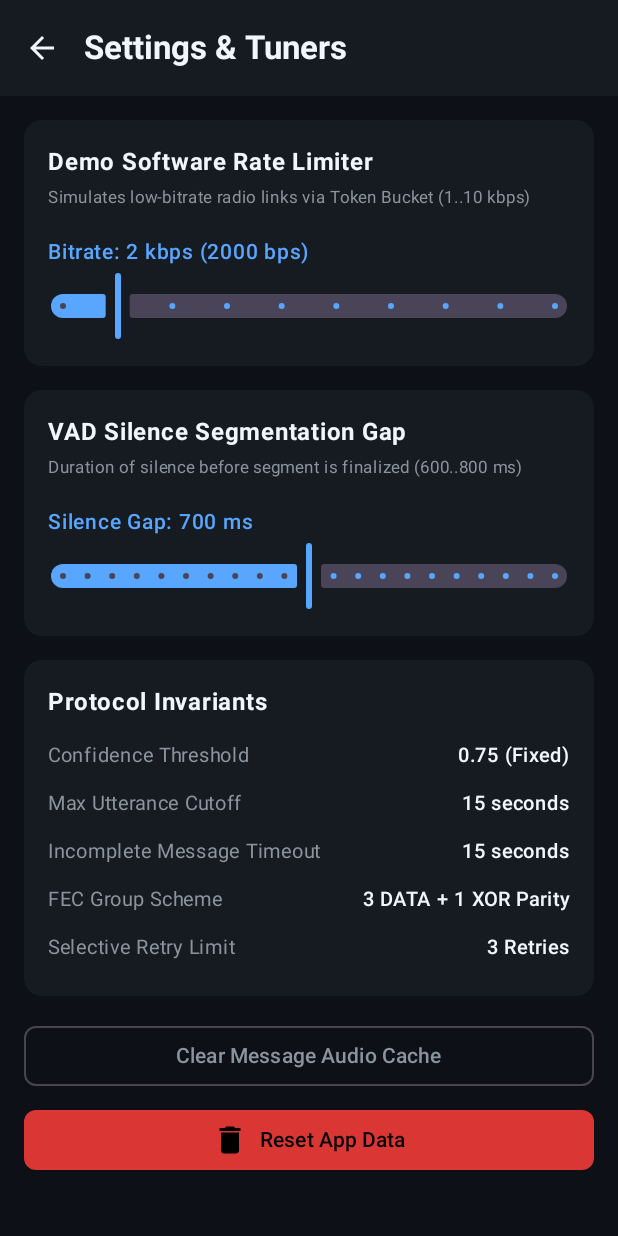
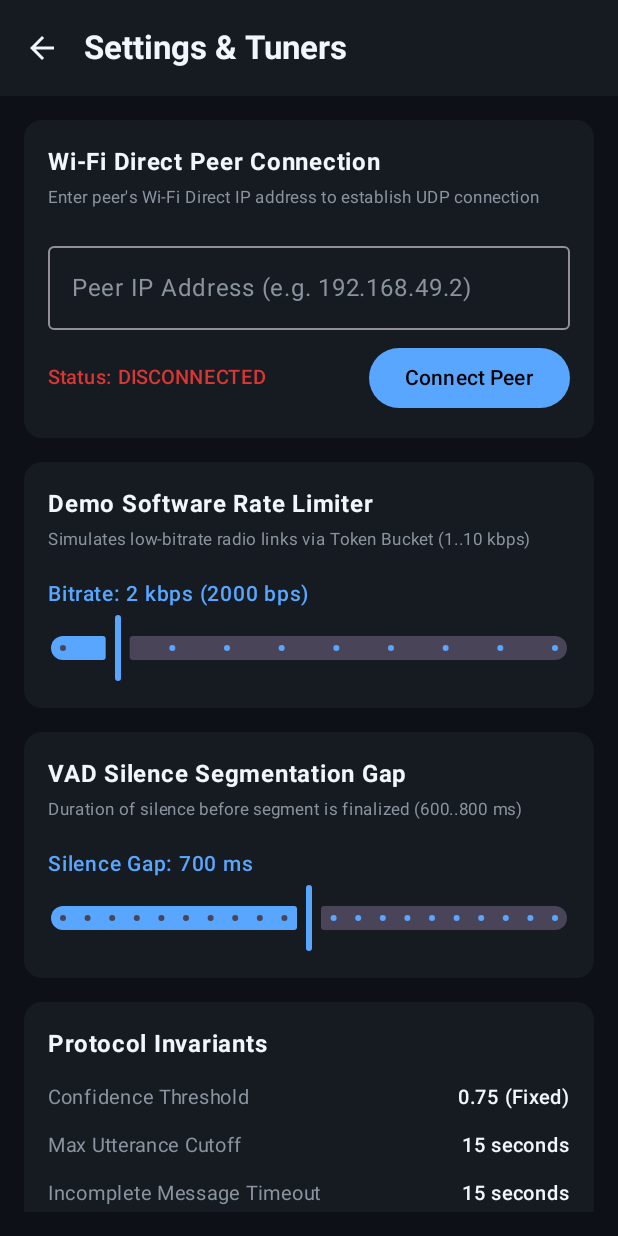
Before and after one commit to Agnesh06/iTantra, an Android app built with Jetpack Compose: the SettingsScreen screen opened through its navigation route, on a phone screen of 412 x 824 dp. Run offline under Robolectric (Android 15) with nearby library versions, the light colour scheme and no system bars; our stand-ins replace Room's generated code.

Commit message:
Fix AndroidX properties, wire format, unit test mocks, and add setup guide

```diff
--- a/app/src/main/java/com/itantra/app/transport/protocol/PacketWireFormat.kt
+++ b/app/src/main/java/com/itantra/app/transport/protocol/PacketWireFormat.kt
@@ -18,8 +18,8 @@ object PacketConstants {
     const val FLAG_CONFIDENCE_PRESENT: Byte = 0x02
     const val FLAG_TRANSLATION_USED: Byte = 0x04
 
-    const val HEADER_SIZE_WITHOUT_CRC = 17
-    const val HEADER_TOTAL_SIZE = 21 // 17 + 4 CRC32
+    const val HEADER_SIZE_WITHOUT_CRC = 19
+    const val HEADER_TOTAL_SIZE = 23 // 19 + 4 CRC32
 
     const val ACK_STATUS_COMPLETE: Byte = 0
     const val ACK_STATUS_FEC_RECONSTRUCTED: Byte = 1
--- a/app/src/main/java/com/itantra/app/ui/MainActivity.kt
+++ b/app/src/main/java/com/itantra/app/ui/MainActivity.kt
@@ -267,6 +267,9 @@ class MainActivity : ComponentActivity() {
                     composable(Screen.Settings.route) {
                         SettingsScreen(
                             tokenBucketLimiter = container.tokenBucketLimiter,
+                            transport = container.transport,
+                            connectionState = connectionState.name,
+                            onShowToast = { msg -> Toast.makeText(this@MainActivity, msg, Toast.LENGTH_SHORT).show() },
                             onClearAudioCache = {
                                 File(cacheDir, "audio_messages").deleteRecursively()
                                 Toast.makeText(this@MainActivity, "Audio cache cleared", Toast.LENGTH_SHORT).show()
--- a/app/src/main/java/com/itantra/app/ui/screens/SettingsScreen.kt
+++ b/app/src/main/java/com/itantra/app/ui/screens/SettingsScreen.kt
@@ -15,18 +15,23 @@ import androidx.compose.ui.text.font.FontWeight
 import androidx.compose.ui.unit.dp
 import androidx.compose.ui.unit.sp
 import com.itantra.app.transport.throttle.TokenBucketLimiter
+import com.itantra.app.transport.wifi.WiFiDirectUdpTransport
 import com.itantra.app.ui.theme.AlertRed
 
 @OptIn(ExperimentalMaterial3Api::class)
 @Composable
 fun SettingsScreen(
     tokenBucketLimiter: TokenBucketLimiter,
+    transport: WiFiDirectUdpTransport,
+    connectionState: String,
+    onShowToast: (String) -> Unit,
     onClearAudioCache: () -> Unit,
     onResetAppData: () -> Unit,
     onBack: () -> Unit
 ) {
     var bitrateKbps by remember { mutableStateOf((tokenBucketLimiter.rateBps / 1000).toFloat()) }
     var vadSilenceGapMs by remember { mutableStateOf(700f) }
+    var peerIpInput by remember { mutableStateOf("") }
 
     Scaffold(
         topBar = {
@@ -49,6 +54,61 @@ fun SettingsScreen(
                 .padding(16.dp),
             verticalArrangement = Arrangement.spacedBy(16.dp)
         ) {
+            // Wi-Fi Direct Peer Connection Card (Demo Helper)
+            item {
+                Card(
+                    modifier = Modifier.fillMaxWidth(),
+                    colors = CardDefaults.cardColors(containerColor = MaterialTheme.colorScheme.surface),
+                    shape = RoundedCornerShape(12.dp)
+                ) {
+                    Column(modifier = Modifier.padding(16.dp)) {
+                        Text("Wi-Fi Direct Peer Connection", fontWeight = FontWeight.Bold, fontSize = 16.sp)
+                        Text(
+                            "Enter peer's Wi-Fi Direct IP address to establish UDP connection",
+                            fontSize = 11.sp,
+                            color = MaterialTheme.colorScheme.onSurfaceVariant
+                        )
+                        Spacer(modifier = Modifier.height(12.dp))
+                        OutlinedTextField(
+                            value = peerIpInput,
+                            onValueChange = { peerIpInput = it },
+                            label = { Text("Peer IP Address (e.g. 192.168.49.2)") },
+                            modifier = Modifier.fillMaxWidth(),
+                            singleLine = true
+                        )
+                        Spacer(modifier = Modifier.height(8.dp))
+                        Row(
+                            modifier = Modifier.fillMaxWidth(),
+                            horizontalArrangement = Arrangement.SpaceBetween,
+                            verticalAlignment = Alignment.CenterVertically
+                        ) {
+                            Text(
+                                text = "Status: $connectionState",
+                                fontWeight = FontWeight.SemiBold,
+                                color = if (connectionState == "CONNECTED") MaterialTheme.colorScheme.secondary else MaterialTheme.colorScheme.error,
+                                fontSize = 13.sp
+                            )
+                            Button(
+                                onClick = {
+                                    if (peerIpInput.isBlank()) {
+                                        onShowToast("Please enter peer IP address")
+                                        return@Button
+                                    }
+                                    try {
+                                        transport.connectPeer(peerIpInput.trim())
+                                        onShowToast("Connected to peer at $peerIpInput")
+                                    } catch (e: Exception) {
+                                        onShowToast("Connection failed: ${e.message}")
+                                    }
+                                }
+                            ) {
+                                Text("Connect Peer")
+                            }
+                        }
+                    }
+                }
+            }
+
             // Software Bitrate Throttling
             item {
                 Card(
```
Also changed, not shown: app/build.gradle.kts (+7 -0 lines), app/src/main/java/com/itantra/app/transport/wifi/WiFiDirectUdpTransport.kt (+8 -0 lines), gradle.properties (added, +10 -0 lines), 2 other files.
